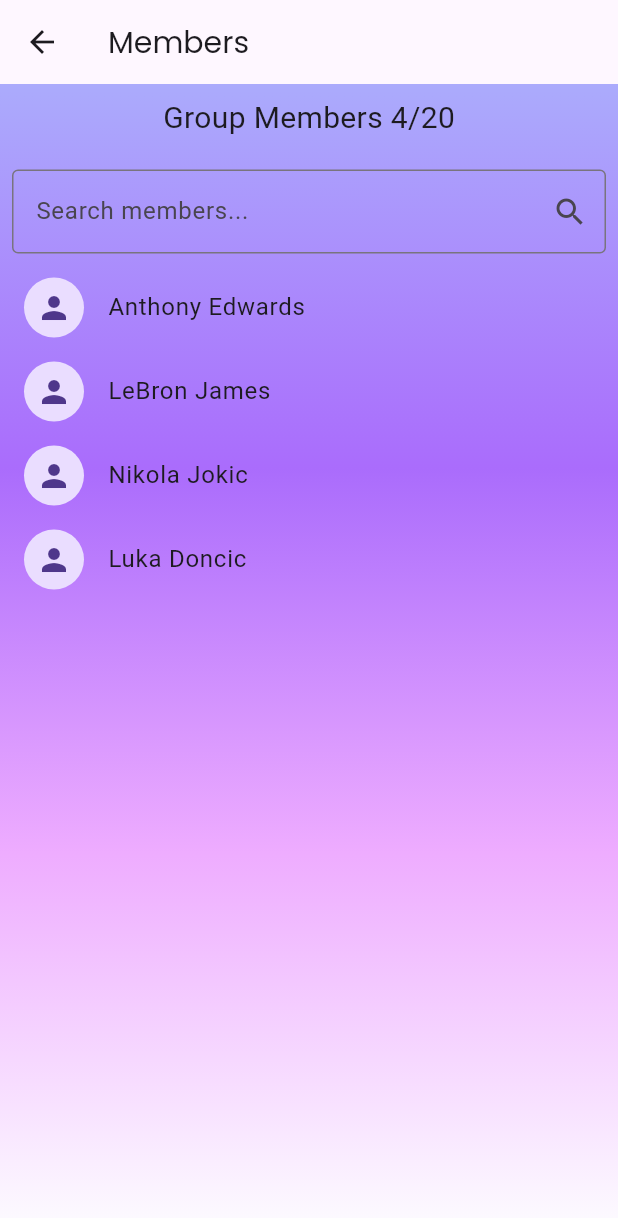
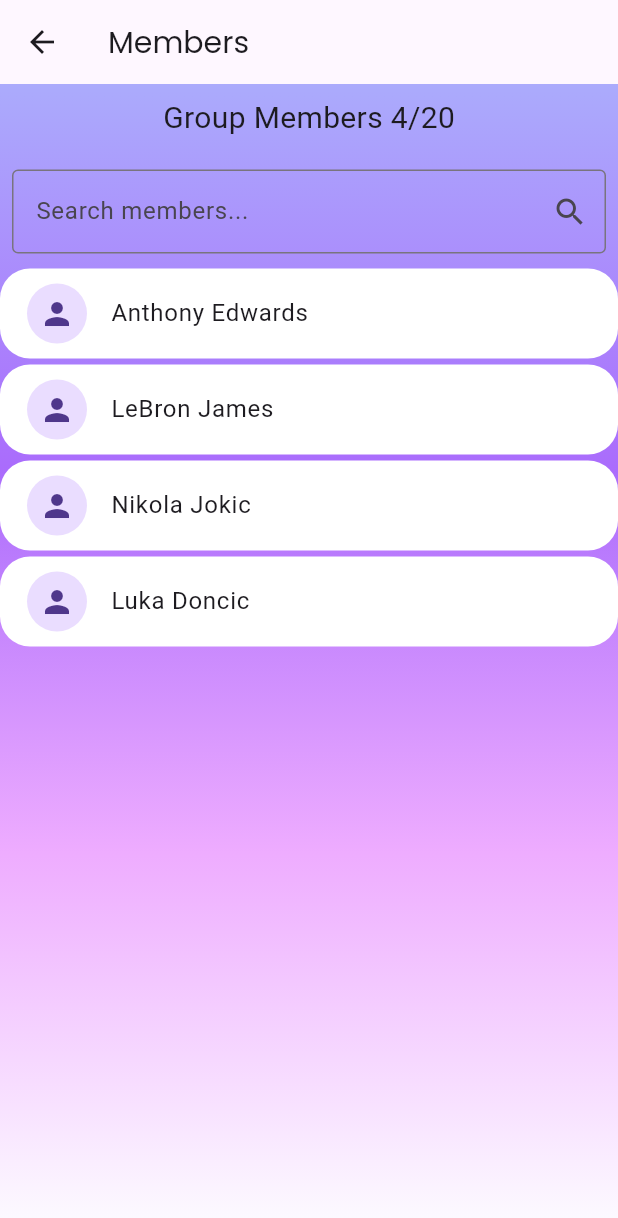
Before and after one commit to Edwinexd/dsv-pvt, a Flutter app: the GroupMembersPage screen opened directly, on a phone screen of 412 x 824 dp. Shown: the top 1218 px of the screen. Run offline on Flutter 3.47's test engine with Material 3 defaults, Android fonts, the phone set to English and light mode, and no system bars; our stand-ins replace dio, flutter_dotenv, google_fonts; missing offline and left inert: location_picker_flutter_map; accounts and stored records are empty; network calls fail.

Commit message:
Add white background boxes for each group member in GroupMembersPage

```diff
--- a/flutter_application/lib/views/group_members.dart
+++ b/flutter_application/lib/views/group_members.dart
@@ -61,12 +61,21 @@ class _GroupMembersPageState extends State<GroupMembersPage> {
               itemCount: _filteredMembersList.length,
               itemBuilder: (context, index) {
                 final member = _filteredMembersList[index];
-                return ListTile(
-                  leading: const CircleAvatar(
-                    //placeholder for users profile picture
-                    child: Icon(Icons.person),
+
+                return Container(
+                  margin: const EdgeInsets.symmetric(vertical: 2.0),
+                  padding: const EdgeInsets.all(2.0),
+                  decoration: BoxDecoration(
+                    color: Colors.white,
+                    borderRadius: BorderRadius.circular(20.0),
                   ),
-                  title: Text(member),
+                  child: ListTile(
+                    leading: const CircleAvatar(
+                      //placeholder for users profile picture
+                      child: Icon(Icons.person),
+                    ),
+                    title: Text(member),
+                  ),
                 );
               },
             ),
@@ -80,7 +89,7 @@ class _GroupMembersPageState extends State<GroupMembersPage> {
     setState(() {
       _filteredMembersList = _membersList
           .where((member) =>
-              member.toLowerCase().contains(value.toLowerCase()))
+          member.toLowerCase().contains(value.toLowerCase()))
           .toList();
     });
   }
```
